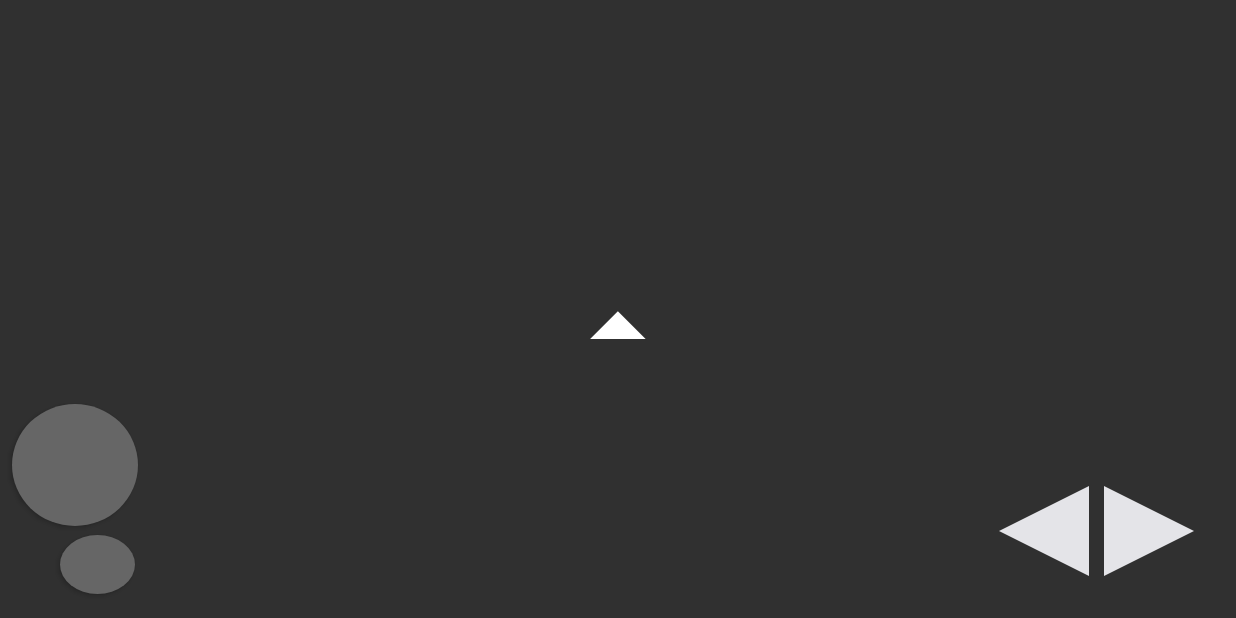
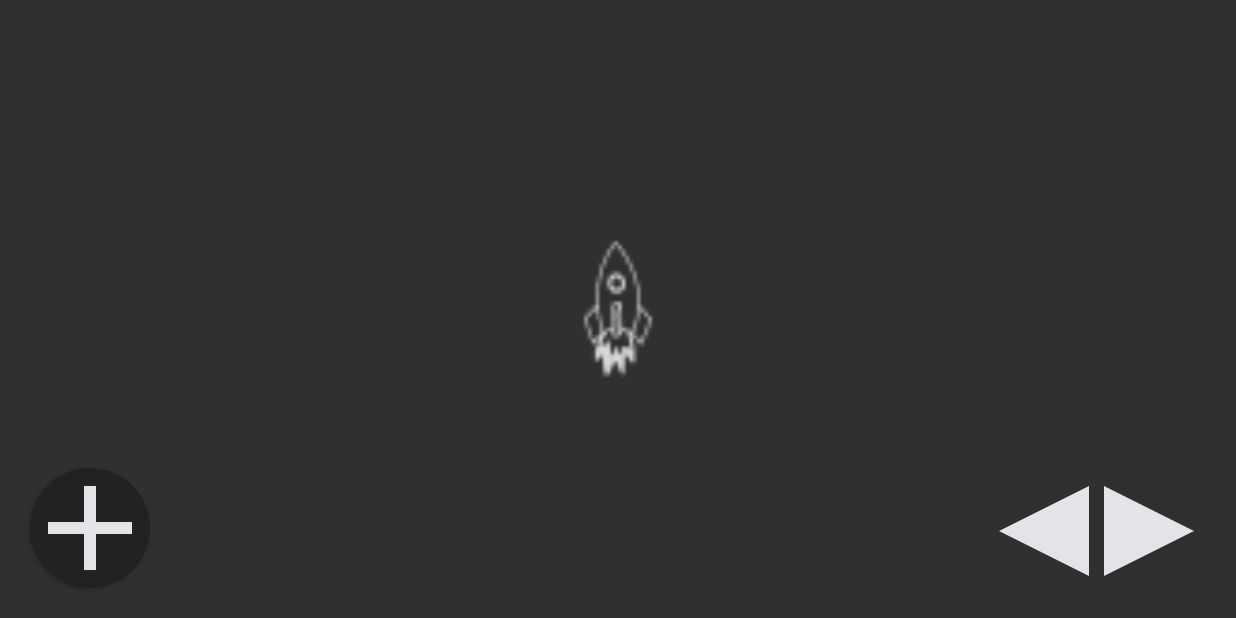
Before and after one commit to AmacsOE/SpaceShooter, an Android app: the screen it shows after launch (MainActivity), on a phone screen of 824 x 412 dp (held sideways). Run offline under Robolectric (Android 15) with nearby library versions, the phone set to English and light mode, and no system bars.

Commit message:
alap felület + a hajó felszállt, minimálisan kanyarodik is

```diff
--- a/app/src/main/java/projectone/spaceshooter/MainActivity.java
+++ b/app/src/main/java/projectone/spaceshooter/MainActivity.java
@@ -1,30 +1,26 @@
 package projectone.spaceshooter;
 
-import android.annotation.SuppressLint;
 import android.app.Activity;
-import android.support.v7.app.AppCompatActivity;
 import android.os.Bundle;
-import android.view.MotionEvent;
 import android.view.View;
 import android.view.Window;
 import android.view.WindowManager;
-import android.view.animation.Animation;
-import android.view.animation.AnimationUtils;
 import android.widget.Button;
 import android.widget.ImageView;
+import android.widget.ViewFlipper;
 
 public class MainActivity extends Activity {
 
-    ImageView urhajo;
+    ViewFlipper urhajo;
     Button jobbraButton;
     Button balraButton;
 
 
-    @SuppressLint("ClickableViewAccessibility")
     @Override
     protected void onCreate(Bundle savedInstanceState) {
         super.onCreate(savedInstanceState);
 
+        //teljes képernyős mód
         requestWindowFeature(Window.FEATURE_NO_TITLE);
         getWindow().setFlags(WindowManager.LayoutParams.FLAG_FULLSCREEN, WindowManager.LayoutParams.FLAG_FULLSCREEN);
 
@@ -32,40 +28,33 @@ public class MainActivity extends Activity {
 
 
         urhajo = findViewById(R.id.urhajo);
+        urhajo.startFlipping();
+
+
         jobbraButton = findViewById(R.id.jobbra_fordul);
         balraButton = findViewById(R.id.balra_fordul);
 
-        final Animation jobbraAnimation = new AnimationUtils().loadAnimation(MainActivity.this, R.anim.fordul_jobbra);
-        final Animation balraAnimation = new AnimationUtils().loadAnimation(MainActivity.this, R.anim.fordul_balra);
-
-
-        jobbraButton.setOnTouchListener(new View.OnTouchListener() {
+        //fordulás gombnyomásra
+        jobbraButton.setOnClickListener(new View.OnClickListener() {
             @Override
-            public boolean onTouch(View view, MotionEvent motionEvent) {
-                if (motionEvent.getAction() == MotionEvent.ACTION_DOWN){
-                    urhajo.startAnimation(jobbraAnimation);
-                }
-                if (motionEvent.getAction() == MotionEvent.ACTION_UP) {
-                    urhajo.clearAnimation();
-                }
-                return true;
+            public void onClick(View view) {
+                int rot;
+                rot = (int) urhajo.getRotation();
+                rot += 1;
+                urhajo.setRotation(rot);
             }
         });
 
-        balraButton.setOnTouchListener(new View.OnTouchListener() {
+        balraButton.setOnClickListener(new View.OnClickListener() {
             @Override
-            public boolean onTouch(View view, MotionEvent motionEvent) {
-                if (motionEvent.getAction() == MotionEvent.ACTION_DOWN){
-                    urhajo.startAnimation(balraAnimation);
-                }
-                if (motionEvent.getAction() == MotionEvent.ACTION_UP) {
-                    urhajo.clearAnimation();
-                }
-                return true;
+            public void onClick(View view) {
+                int rot;
+                rot = (int) urhajo.getRotation();
+                rot -= 1;
+                urhajo.setRotation(rot);
             }
         });
 
+}
 
-
-    }
 }
--- a/app/src/main/res/drawable/fire_drawable.xml
+++ b/app/src/main/res/drawable/fire_drawable.xml
@@ -1,12 +1,38 @@
 <?xml version="1.0" encoding="utf-8"?>
-<shape
-    xmlns:android="http://schemas.android.com/apk/res/android"
-    android:shape="oval">
+<layer-list xmlns:android="http://schemas.android.com/apk/res/android">
+    <item android:top="0dp" android:left="0dp" android:bottom="0dp" android:right="0dp">
+        <shape
+            xmlns:android="http://schemas.android.com/apk/res/android"
+            android:shape="oval" >
+            <solid
+                android:color="@color/fireColor" />
+            <size
+                android:width="80dp"
+                android:height="80dp" />
+        </shape>
+    </item>
 
-    <solid
-        android:color="#666666"/>
+    <item android:top="12dp" android:left="36dp" android:bottom="12dp" android:right="36dp">
+        <shape>
+            <stroke android:width="0dp" android:color="#ff207d94" />
+            <padding android:left="0dp"
+                android:top="0dp"
+                android:right="0dp"
+                android:bottom="0dp" />
+            <corners android:radius="0dp" />
+            <solid android:color="@color/kezelőszerv" />
+        </shape>
+    </item>
 
-    <size
-        android:width="50dp"
-        android:height="50dp"/>
-</shape>
+    <item android:top="36dp" android:left="12dp" android:bottom="36dp" android:right="12dp">
+        <shape>
+            <stroke android:width="0dp" android:color="#ff207d94" />
+            <padding android:left="0dp"
+                android:top="0dp"
+                android:right="0dp"
+                android:bottom="0dp" />
+            <corners android:radius="0dp" />
+            <solid android:color="@color/kezelőszerv" />
+        </shape>
+    </item>
+</layer-list>
--- a/app/src/main/res/layout/activity_main.xml
+++ b/app/src/main/res/layout/activity_main.xml
@@ -8,40 +8,47 @@
     android:orientation="horizontal"
     >
 
-    <ImageView
+
+    <ViewFlipper
         android:id="@+id/urhajo"
-        android:layout_width="40dp"
-        android:layout_height="40dp"
+        android:layout_width="120dp"
+        android:layout_height="120dp"
+        android:layout_centerInParent="true"
         android:layout_marginBottom="8dp"
         android:layout_marginEnd="8dp"
         android:layout_marginStart="8dp"
         android:layout_marginTop="8dp"
-        android:background="@drawable/urhajo_drawable"
+        android:elevation="5dp"
+        android:flipInterval="100"
         android:rotation="0"
         app:layout_constraintBottom_toBottomOf="parent"
         app:layout_constraintEnd_toEndOf="parent"
         app:layout_constraintStart_toStartOf="parent"
-        app:layout_constraintTop_toTopOf="parent" />
+        app:layout_constraintTop_toTopOf="parent">
+
+        <ImageView
+            android:background="@drawable/battleship0"
+            android:layout_width="match_parent"
+            android:layout_height="match_parent"
+            />
+
+        <ImageView
+            android:background="@drawable/battleship1"
+            android:layout_width="match_parent"
+            android:layout_height="match_parent"
+            />
+    </ViewFlipper>
 
     <Button
         android:id="@+id/A_attack"
-        android:layout_width="84dp"
-        android:layout_height="81dp"
-        android:layout_marginBottom="6dp"
-        android:layout_marginStart="8dp"
-        android:background="@drawable/fire_drawable"
-        app:layout_constraintBottom_toTopOf="@+id/B_attack"
-        app:layout_constraintStart_toStartOf="parent" />
-
-    <Button
-        android:id="@+id/B_attack"
-        android:layout_width="50dp"
-        android:layout_height="39dp"
-        android:layout_marginBottom="16dp"
-        android:layout_marginStart="40dp"
+        android:layout_width="80dp"
+        android:layout_height="80dp"
+        android:layout_marginBottom="20dp"
+        android:layout_marginStart="20dp"
         android:background="@drawable/fire_drawable"
         app:layout_constraintBottom_toBottomOf="parent"
         app:layout_constraintStart_toStartOf="parent" />
+
 
     <Button
         android:id="@+id/balra_fordul"
@@ -63,8 +70,7 @@
         android:background="@drawable/arrow"
         app:layout_constraintBottom_toBottomOf="parent"
         app:layout_constraintEnd_toEndOf="parent"
-        android:rotation="-90"
-        />
+        android:rotation="-90"/>
 
 
 
--- a/app/src/main/res/values/colors.xml
+++ b/app/src/main/res/values/colors.xml
@@ -3,6 +3,7 @@
     <color name="colorPrimary">#3F51B5</color>
     <color name="colorPrimaryDark">#303F9F</color>
     <color name="colorAccent">#FF4081</color>
-    <color name="arrowColor">#ffffff</color>
-    <color name="arrowStroke">#111111</color>
+    <color name="fireColor">#222222</color>
+    <color name="kezelőszerv">#e4e4e8</color>
+
 </resources>
```
Also changed, not shown: app/src/main/res/drawable-hdpi/battleship0.png (added), app/src/main/res/drawable-hdpi/battleship1.png (added), app/src/main/res/drawable-mdpi/battleship0.png (added), app/src/main/res/drawable-mdpi/battleship1.png (added), app/src/main/res/drawable-xhdpi/battleship0.png (added), app/src/main/res/drawable-xhdpi/battleship1.png (added), app/src/main/res/drawable-xxhdpi/battleship0.png (added), app/src/main/res/drawable-xxhdpi/battleship1.png (added).
